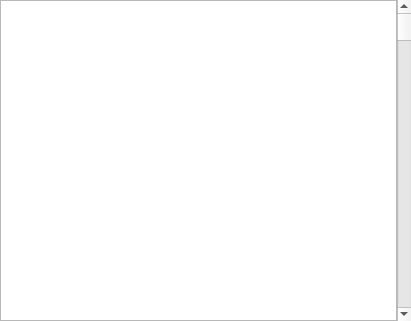
Old version of the form ui/abstracttextvisualization.ui in the repository snip89/wsnsim-postprocessor.
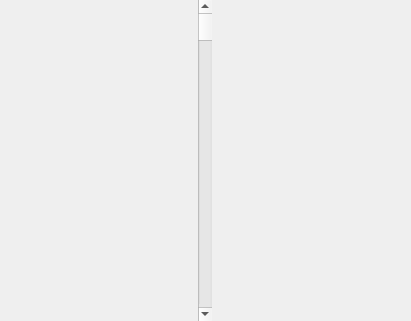
New version of the form.

Commit message: viewer highlight line

```diff
--- a/ui/abstracttextvisualization.ui
+++ b/ui/abstracttextvisualization.ui
@@ -21,37 +21,6 @@
     <number>0</number>
    </property>
    <item row="0" column="0">
-    <widget class="QTextEdit" name="textEdit">
-     <property name="sizePolicy">
-      <sizepolicy hsizetype="Expanding" vsizetype="Expanding">
-       <horstretch>0</horstretch>
-       <verstretch>0</verstretch>
-      </sizepolicy>
-     </property>
-     <property name="contextMenuPolicy">
-      <enum>Qt::DefaultContextMenu</enum>
-     </property>
-     <property name="frameShape">
-      <enum>QFrame::StyledPanel</enum>
-     </property>
-     <property name="frameShadow">
-      <enum>QFrame::Sunken</enum>
-     </property>
-     <property name="verticalScrollBarPolicy">
-      <enum>Qt::ScrollBarAlwaysOff</enum>
-     </property>
-     <property name="horizontalScrollBarPolicy">
-      <enum>Qt::ScrollBarAlwaysOff</enum>
-     </property>
-     <property name="lineWrapMode">
-      <enum>QTextEdit::NoWrap</enum>
-     </property>
-     <property name="textInteractionFlags">
-      <set>Qt::TextSelectableByKeyboard|Qt::TextSelectableByMouse</set>
-     </property>
-    </widget>
-   </item>
-   <item row="0" column="1">
     <widget class="QScrollBar" name="verticalScrollBar">
      <property name="orientation">
       <enum>Qt::Vertical</enum>
```
The commit also changes 8 other files.
